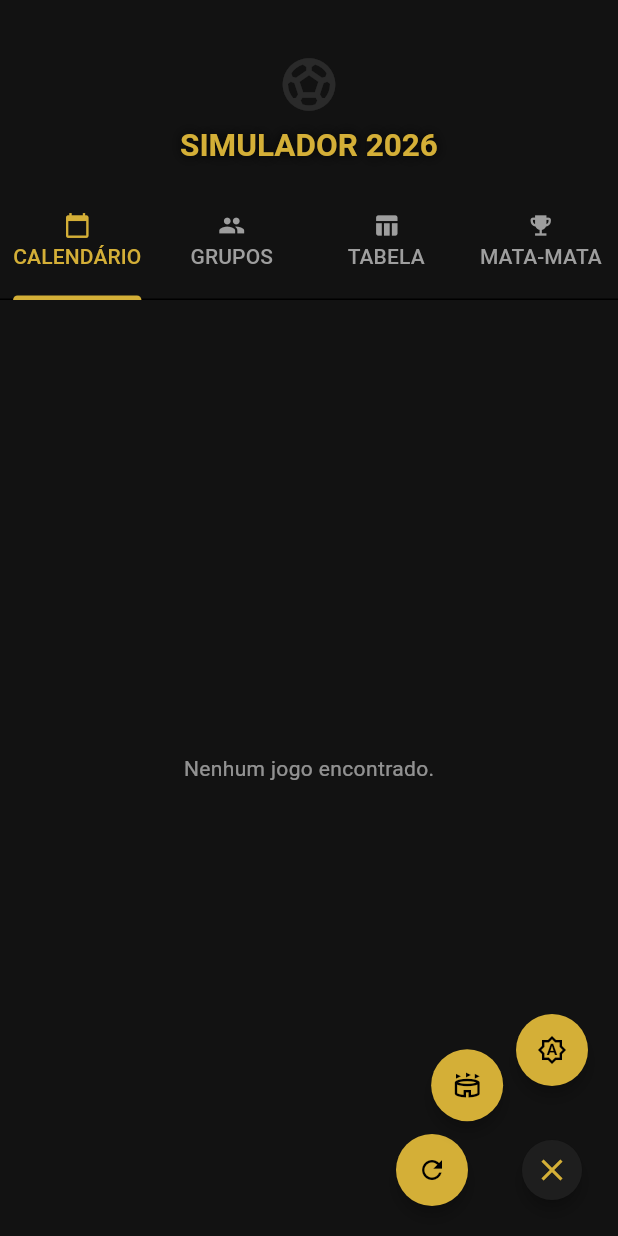
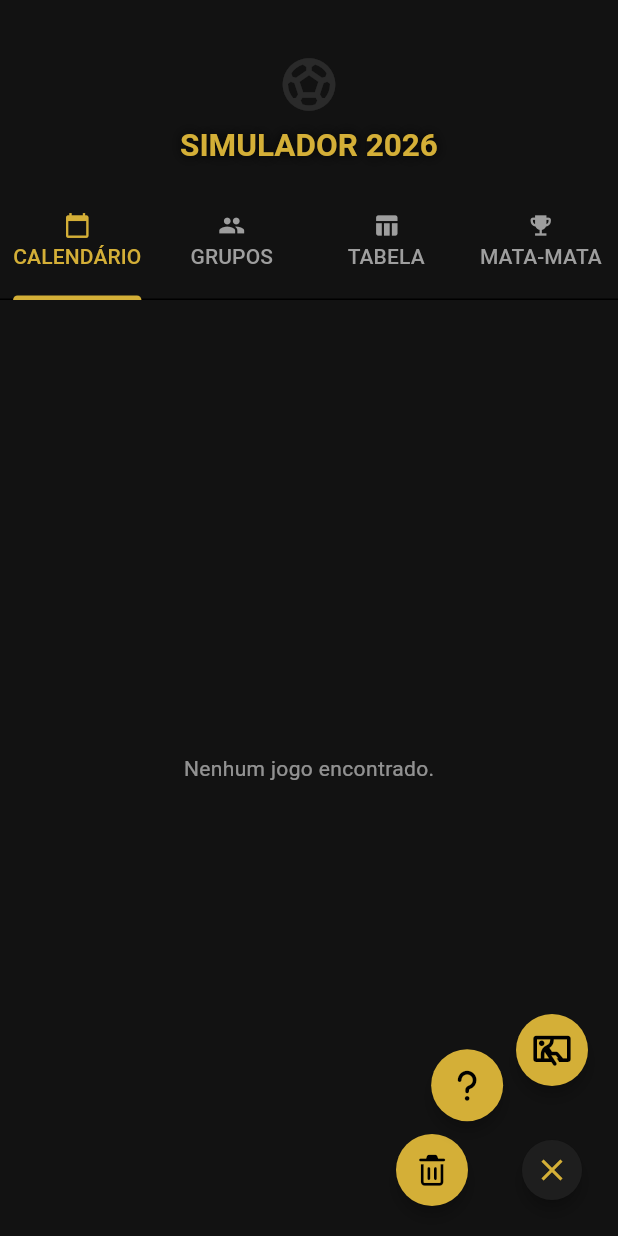
Before and after one commit to wyllamcoelhoads/wsport_cup_premium, a Flutter app: the WorldCupPage screen opened directly, after a tap on the "close" icon, on a phone screen of 412 x 824 dp. Run offline on Flutter 3.47's test engine with Material 3 defaults, Android fonts, the phone set to English and light mode, and no system bars; our stand-ins replace cached_network_image, cloud_firestore, equatable, firebase_core, flutter_bloc, font_awesome_flutter and 4 more; accounts and stored records are empty.

```diff
--- a/lib/features/world_cup/presentation/pages/world_cup_page.dart
+++ b/lib/features/world_cup/presentation/pages/world_cup_page.dart
@@ -1,6 +1,7 @@
 import 'package:cached_network_image/cached_network_image.dart';
 import 'package:flutter/material.dart';
 import 'package:flutter_bloc/flutter_bloc.dart';
+import 'package:font_awesome_flutter/font_awesome_flutter.dart';
 import '../../../../core/constants/app_theme.dart';
 import '../../domain/entities/match_entity.dart';
 import '../../domain/logic/bracket_calculator.dart';
@@ -136,15 +137,15 @@ class _WorldCupPageState extends State<WorldCupPage> {
               children: [
                 ActionButton(
                   onPressed: () => _resetAllPredictions(context),
-                  icon: const Icon(Icons.refresh, size: 20),
+                  icon: FaIcon(FontAwesomeIcons.trashCan, size: 20),
                 ),
                 ActionButton(
                   onPressed: () {},
-                  icon: const Icon(Icons.stadium_outlined, size: 20),
+                  icon: FaIcon(FontAwesomeIcons.question, size: 20),
                 ),
                 ActionButton(
                   onPressed: () {},
-                  icon: const Icon(Icons.brightness_auto_outlined, size: 20),
+                  icon: FaIcon(FontAwesomeIcons.personThroughWindow, size: 20),
                 ),
               ],
             ), // CORREÇÃO: O FAB agora é apenas o botão, sem receber o estado ou bloc
```
Also changed, not shown: lib/features/world_cup/domain/entities/match_entity.dart (+24 -0 lines), lib/features/world_cup/presentation/bloc/world_cup_bloc.dart (+13 -6 lines).
